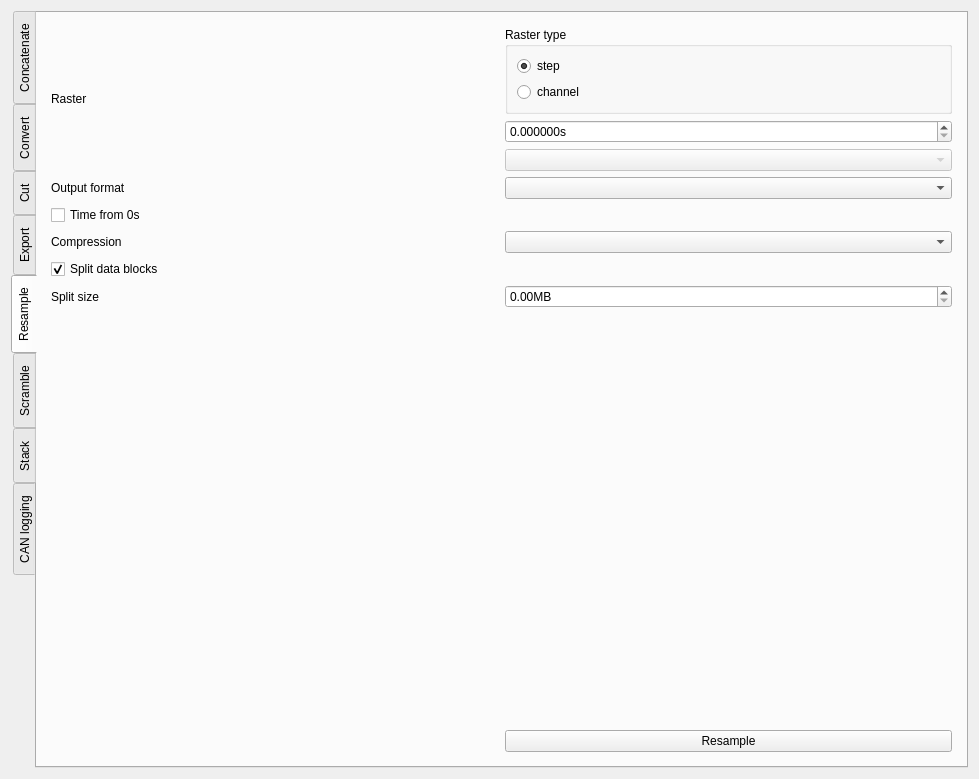
Before: the Qt Designer form asammdf/gui/ui/batch_widget.ui in danielhrisca/asammdf, drawn with Qt 5.
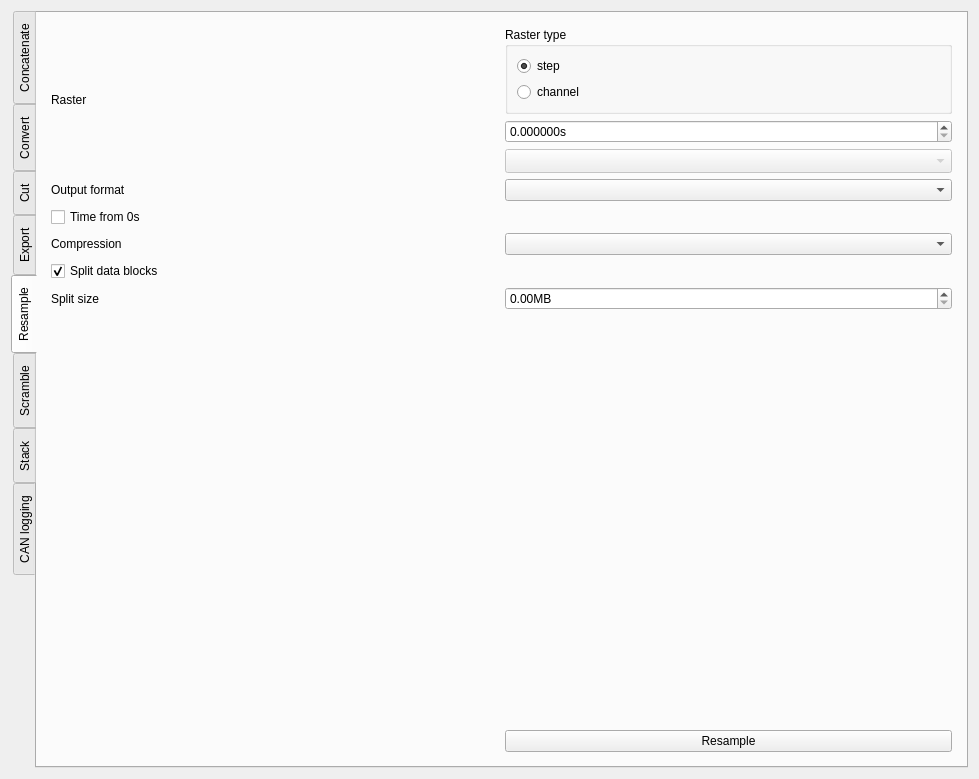
After: the same form once the commit is applied. The open tabs and pages were chosen to show the change. Icons and pictures are not drawn. Custom widgets are drawn as their Qt base class.

What changed in the file:
```diff
--- a/asammdf/gui/ui/batch_widget.ui
+++ b/asammdf/gui/ui/batch_widget.ui
@@ -737,6 +737,9 @@
               <property name="insertPolicy">
                <enum>QComboBox::InsertAtBottom</enum>
               </property>
+              <property name="sizeAdjustPolicy">
+               <enum>QComboBox::AdjustToMinimumContentsLengthWithIcon</enum>
+              </property>
              </widget>
             </item>
            </layout>
```
